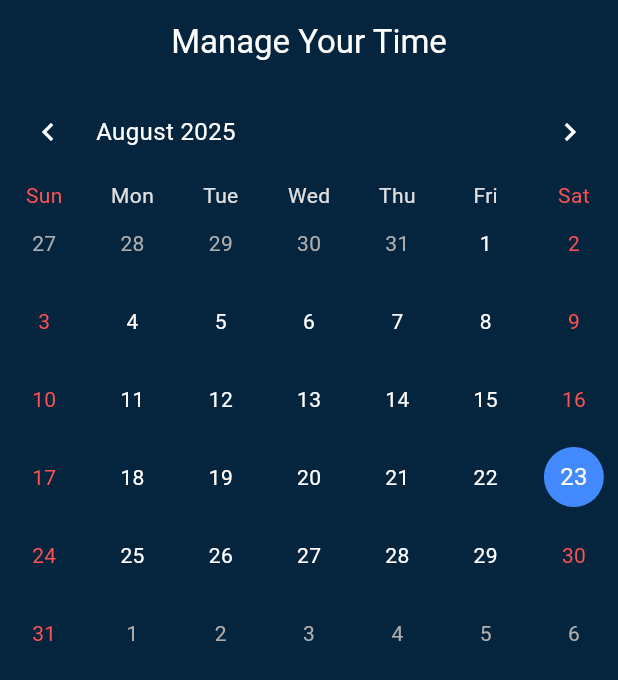
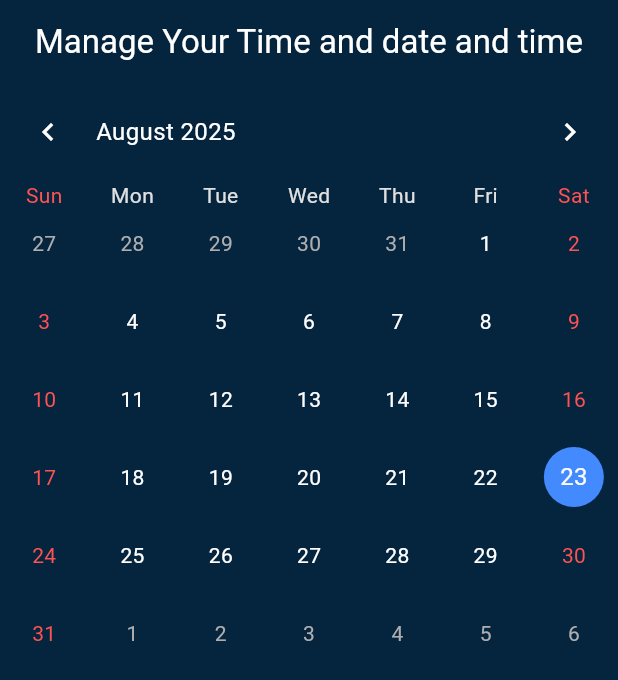
Before and after one commit to yasinkhan2856-hash/TodoApp, a Flutter app: the Calender screen opened directly, on a phone screen of 412 x 824 dp. Shown: the top 680 px of the screen. Run offline on Flutter 3.47's test engine with Material 3 defaults, Android fonts, the phone set to English and light mode, and no system bars; drawn by our look-alikes of table_calendar; our stand-ins replace cloud_firestore, firebase_auth, firebase_core, gap, google_sign_in, smooth_page_indicator; accounts and stored records are empty.

Commit message:
calender text editing

```diff
--- a/todo_app/lib/Calender/calender.dart
+++ b/todo_app/lib/Calender/calender.dart
@@ -75,7 +75,7 @@ class _CalenderState extends State<Calender> {
       backgroundColor: Color(0xff05243E),
       appBar: AppBar(
         title: const Text(
-          "Manage Your Time",
+          "Manage Your Time and date and time",
           style: TextStyle(color: Colors.white),
         ),
         centerTitle: true,
--- a/todo_app/lib/last_screen/Last_screen.dart
+++ b/todo_app/lib/last_screen/Last_screen.dart
@@ -84,14 +84,15 @@ Widget myListTile({
         Row(
           children: [
             Icon(
+
               leadingicon,
-              color: Colors.white,
+              color: Colors.black,
               size: 50,
             ),
             Gap(10),
             Text(
               title,
-              style: TextStyle(fontSize: 16, color: Colors.white),
+              style: TextStyle(fontSize: 50, color: Colors.white),
             ),
             Spacer(),
             Icon(
```
